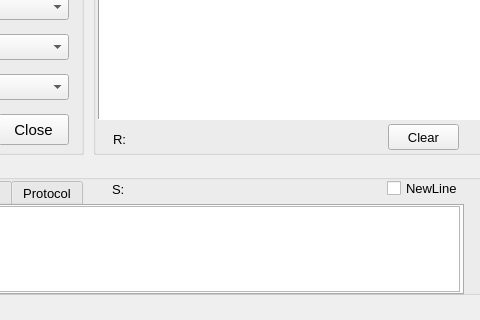
Old version of the form ui/ui_mainwindow.ui in the repository kainan-tek/PyCom; both pictures show x 107 to 587 and y 171 to 491 of the 688 by 491 pixel window.
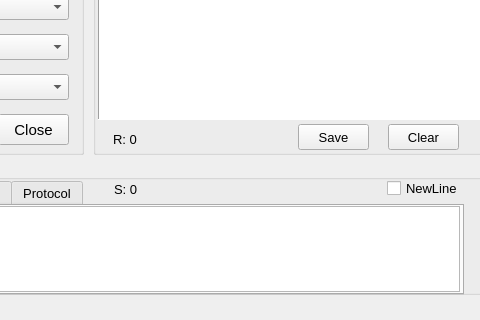
New version of the form.

The edit to the form file:
```diff
--- a/ui/ui_mainwindow.ui
+++ b/ui/ui_mainwindow.ui
@@ -364,14 +364,14 @@
     <widget class="QLabel" name="label_Sendsize">
      <property name="geometry">
       <rect>
-       <x>215</x>
+       <x>217</x>
        <y>20</y>
-       <width>86</width>
+       <width>91</width>
        <height>21</height>
       </rect>
      </property>
      <property name="text">
-      <string>S: </string>
+      <string>S: 0</string>
      </property>
     </widget>
    </widget>
@@ -440,12 +440,25 @@
       <rect>
        <x>20</x>
        <y>280</y>
-       <width>86</width>
+       <width>91</width>
        <height>21</height>
       </rect>
      </property>
      <property name="text">
-      <string>R: </string>
+      <string>R: 0</string>
+     </property>
+    </widget>
+    <widget class="QPushButton" name="pushButton_RSave">
+     <property name="geometry">
+      <rect>
+       <x>205</x>
+       <y>275</y>
+       <width>71</width>
+       <height>26</height>
+      </rect>
+     </property>
+     <property name="text">
+      <string>Save</string>
      </property>
     </widget>
    </widget>
```
Left out of the diff: 5 changed lines with no effect on the pictures.
